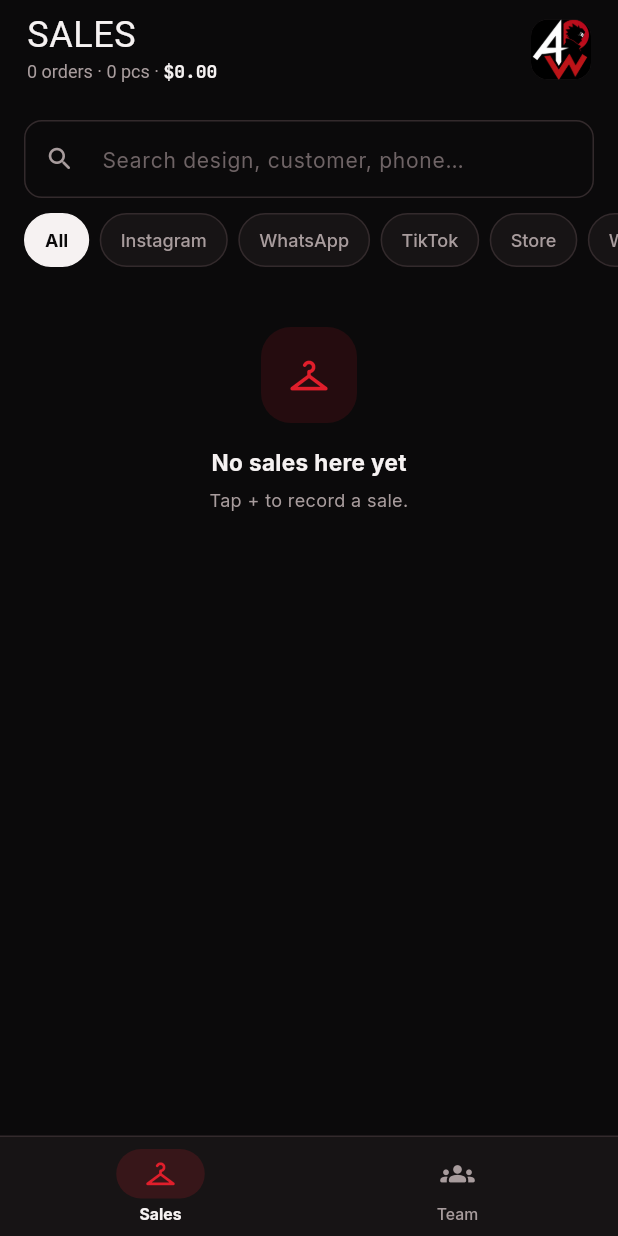
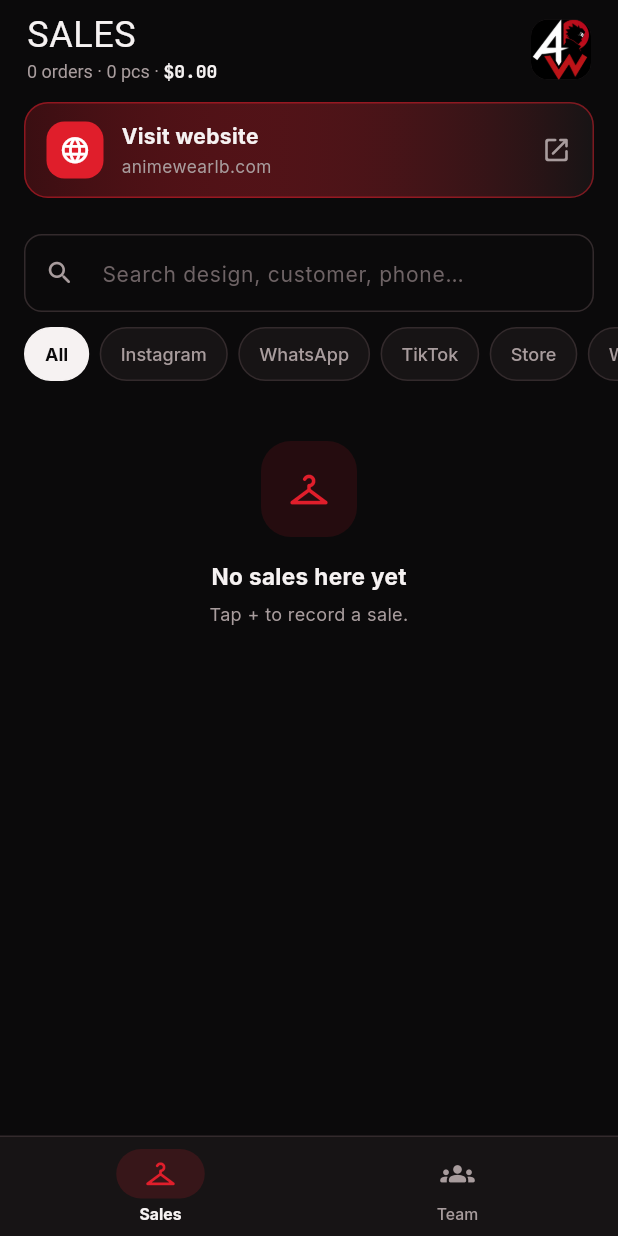
Before and after one commit to Malek-hamdan/my-new-video, a Flutter app: the Shell screen opened directly, on a phone screen of 412 x 824 dp. Run offline on Flutter 3.47's test engine with Material 3 defaults, Android fonts, the phone set to English and light mode, and no system bars; drawn by our look-alikes of flutter_animate; our stand-ins replace cloud_firestore, firebase_auth, firebase_core, material_ui; accounts and stored records are empty; Roboto replaces fonts that are missing (DelaGothic).

Commit message:
Add one-tap website button (animewearlb.com) on Home and Sales
Co-Authored-By: Claude Opus 5.5 <noreply@anthropic.com>
Claude-Session: https://claude.ai/code/session_018f8iPCV3gpG7R7a6VyWTxn

```diff
--- a/app/lib/backend.dart
+++ b/app/lib/backend.dart
@@ -27,6 +27,7 @@ abstract class Backend {
   Future<void> deleteCapital(String id);
   Future<void> setRole(String uid, Role role);
   Future<void> setRate(double rate);
+  Future<void> setWebsite(String url);
 }
 
 /// Live, shared data in the business's Firebase project.
@@ -138,6 +139,8 @@ class FirebaseBackend implements Backend {
   Future<void> setRole(String uid, Role role) => _db.doc('users/$uid').update({'role': role.name});
   @override
   Future<void> setRate(double rate) => _db.doc('config/app').update({'lbpRate': rate});
+  @override
+  Future<void> setWebsite(String url) => _db.doc('config/app').update({'website': url});
 }
 
 /// In-memory sample data, used when the app is not connected to Firebase yet.
@@ -313,7 +316,9 @@ class DemoBackend implements Backend {
   }
 
   @override
-  Future<void> setRate(double rate) async => _config.value = AppConfig(lbpRate: rate, ownerUid: 'u0');
+  Future<void> setRate(double rate) async => _config.value = _config.value.copyWith(lbpRate: rate);
+  @override
+  Future<void> setWebsite(String url) async => _config.value = _config.value.copyWith(website: url);
 }
 
 /// A value that replays its latest state to every new listener.
--- a/app/lib/models.dart
+++ b/app/lib/models.dart
@@ -71,11 +71,15 @@ class AppUser {
 class AppConfig {
   final double lbpRate;
   final String ownerUid;
-  const AppConfig({this.lbpRate = 89500, this.ownerUid = ''});
+  final String website;
+  const AppConfig({this.lbpRate = 89500, this.ownerUid = '', this.website = ''});
   factory AppConfig.fromMap(Map<String, dynamic> m) => AppConfig(
         lbpRate: readNum(m['lbpRate']) > 0 ? readNum(m['lbpRate']) : 89500,
         ownerUid: readStr(m['ownerUid']),
+        website: readStr(m['website']),
       );
+  AppConfig copyWith({double? lbpRate, String? website}) =>
+      AppConfig(lbpRate: lbpRate ?? this.lbpRate, ownerUid: ownerUid, website: website ?? this.website);
 }
 
 class Sale {
--- a/app/lib/ui/dashboard.dart
+++ b/app/lib/ui/dashboard.dart
@@ -6,6 +6,7 @@ import '../models.dart';
 import '../state.dart';
 import '../theme.dart';
 import 'forms.dart';
+import 'website.dart';
 import 'widgets.dart';
 
 class PeriodPills extends StatelessWidget {
@@ -56,6 +57,7 @@ class DashboardScreen extends StatelessWidget {
           Avatar(me.initial),
         ]),
       ),
+      const WebsiteButton(),
       const PeriodPills(),
       Padding(
         padding: const EdgeInsets.fromLTRB(16, 14, 16, 0),
--- a/app/lib/ui/lists.dart
+++ b/app/lib/ui/lists.dart
@@ -5,6 +5,7 @@ import '../models.dart';
 import '../state.dart';
 import '../theme.dart';
 import 'dashboard.dart';
+import 'website.dart';
 import 'widgets.dart';
 
 class SalesScreen extends StatefulWidget {
@@ -41,6 +42,7 @@ class _SalesScreenState extends State<SalesScreen> {
           ]),
           trailing: const LogoMark(size: 40),
         ).enter(0),
+        if (!app.role.canSeeMoney) const WebsiteButton().enter(1),
         if (app.role.canSeeMoney) const PeriodPills().enter(1),
         Padding(
           padding: const EdgeInsets.fromLTRB(16, 12, 16, 10),
--- /dev/null
+++ b/app/lib/ui/website.dart
@@ -0,0 +1,142 @@
+import '../models.dart';
+
+import 'package:material_ui/material_ui.dart';
+import 'package:url_launcher/url_launcher.dart';
+
+import '../state.dart';
+import '../theme.dart';
+import 'forms.dart';
+import 'widgets.dart';
+
+/// The business website shown to everyone. A link saved by the owner in the
+/// app (Team → Website) takes priority over this one.
+const kBusinessWebsite = 'https://animewearlb.com/';
+
+String siteOf(AppState app) => app.config.website.isNotEmpty ? app.config.website : kBusinessWebsite;
+
+String normalizeUrl(String raw) {
+  var s = raw.trim();
+  if (s.isEmpty) return '';
+  if (!s.startsWith('http://') && !s.startsWith('https://')) s = 'https://$s';
+  return s;
+}
+
+String prettyUrl(String url) =>
+    url.replaceFirst(RegExp(r'^https?://'), '').replaceFirst(RegExp(r'^www\.'), '').replaceFirst(RegExp(r'/$'), '');
+
+Future<void> openWebsite(BuildContext context, String url) async {
+  final uri = Uri.tryParse(url);
+  final ok = uri != null && await launchUrl(uri, mode: LaunchMode.externalApplication);
+  if (!ok && context.mounted) {
+    toast(context, "Couldn't open the website", icon: Icons.error_rounded, color: C.down);
+  }
+}
+
+/// One tap opens the business website. The owner sets the link; if none is
+/// set yet the owner sees an "Add website" prompt and everyone else sees nothing.
+class WebsiteButton extends StatelessWidget {
+  const WebsiteButton({super.key});
+
+  @override
+  Widget build(BuildContext context) {
+    final app = AppScope.of(context);
+    final url = siteOf(app);
+    if (url.isEmpty && !app.role.canManageTeam) return const SizedBox.shrink();
+    final empty = url.isEmpty;
+    return Padding(
+      padding: const EdgeInsets.fromLTRB(16, 0, 16, 12),
+      child: Pressable(
+        scale: .97,
+        onTap: () => empty ? showSheet(context, const WebsiteSheet()) : openWebsite(context, url),
+        onLongPress: app.role.canManageTeam ? () => showSheet(context, const WebsiteSheet()) : null,
+        child: Container(
+          padding: const EdgeInsets.symmetric(horizontal: 14, vertical: 12),
+          decoration: BoxDecoration(
+            gradient: LinearGradient(
+              colors: [
+                C.red.withValues(alpha: empty ? .06 : .22),
+                C.panel,
+              ],
+            ),
+            borderRadius: BorderRadius.circular(16),
+            border: Border.all(color: C.red.withValues(alpha: empty ? .25 : .5)),
+          ),
+          child: Row(
+            children: [
+              Container(
+                width: 38,
+                height: 38,
+                decoration: BoxDecoration(color: C.red, borderRadius: BorderRadius.circular(12)),
+                child: Icon(empty ? Icons.add_link_rounded : Icons.language_rounded, color: Colors.white, size: 21),
+              ),
+              const SizedBox(width: 12),
+              Expanded(
+                child: Column(
+                  crossAxisAlignment: CrossAxisAlignment.start,
+                  children: [
+                    Text(empty ? 'Add your website' : 'Visit website', style: const TextStyle(fontWeight: FontWeight.w700, fontSize: 14)),
+                    const SizedBox(height: 2),
+                    Text(
+                      empty ? 'Put your store link here for one-tap access' : prettyUrl(url),
+                      maxLines: 1,
+                      overflow: TextOverflow.ellipsis,
+                      style: subStyle.copyWith(fontSize: 11.5),
+                    ),
+                  ],
+                ),
+              ),
+              Icon(empty ? Icons.chevron_right_rounded : Icons.open_in_new_rounded, color: C.mute, size: 20),
+            ],
+          ),
+        ),
+      ),
+    );
+  }
+}
+
+class WebsiteSheet extends StatefulWidget {
+  const WebsiteSheet({super.key});
+  @override
+  State<WebsiteSheet> createState() => _WebsiteSheetState();
+}
+
+class _WebsiteSheetState extends State<WebsiteSheet> {
+  late final c = TextEditingController(text: siteOf(AppScope.read(context)));
+
+  @override
+  Widget build(BuildContext context) {
+    final app = AppScope.of(context);
+    return SheetFrame(
+      title: 'Website',
+      items: [
+        const Text('Everyone on the team gets a button that opens this link.', style: subStyle),
+        Field(
+          'Link',
+          TextField(
+            controller: c,
+            keyboardType: TextInputType.url,
+            autocorrect: false,
+            decoration: const InputDecoration(
+              hintText: 'animewear.lb',
+              prefixIcon: Icon(Icons.language_rounded, color: C.mute, size: 20),
+            ),
+          ),
+        ),
+      ],
+      actions: [
+        ActionButton(
+          label: 'Save link',
+          icon: Icons.check_rounded,
+          onPressed: () async {
+            final url = normalizeUrl(c.text);
+            await guard(context, () => app.backend.setWebsite(url));
+            if (context.mounted) {
+              Navigator.pop(context);
+              toast(context, url.isEmpty ? 'Website removed' : 'Website saved');
+            }
+          },
+        ),
+      ],
+    );
+  }
+}
--- a/app/pubspec.yaml
+++ b/app/pubspec.yaml
@@ -16,7 +16,7 @@ publish_to: 'none' # Remove this line if you wish to publish to pub.dev
 # https://developer.apple.com/library/archive/documentation/General/Reference/InfoPlistKeyReference/Articles/CoreFoundationKeys.html
 # In Windows, build-name is used as the major, minor, and patch parts
 # of the product and file versions while build-number is used as the build suffix.
-version: 1.0.0+1
+version: 1.1.0+2
 
 environment:
   sdk: ^3.14.0
@@ -40,6 +40,7 @@ dependencies:
   cloud_firestore: ^7.2.0
   intl: ^0.20.3
   flutter_animate: ^4.5.2
+  url_launcher: ^6.3.3
 
 dev_dependencies:
   flutter_test:
```
Also changed, not shown: app/lib/ui/team.dart (+20 -0 lines), app/pubspec.lock, 1 other file.
